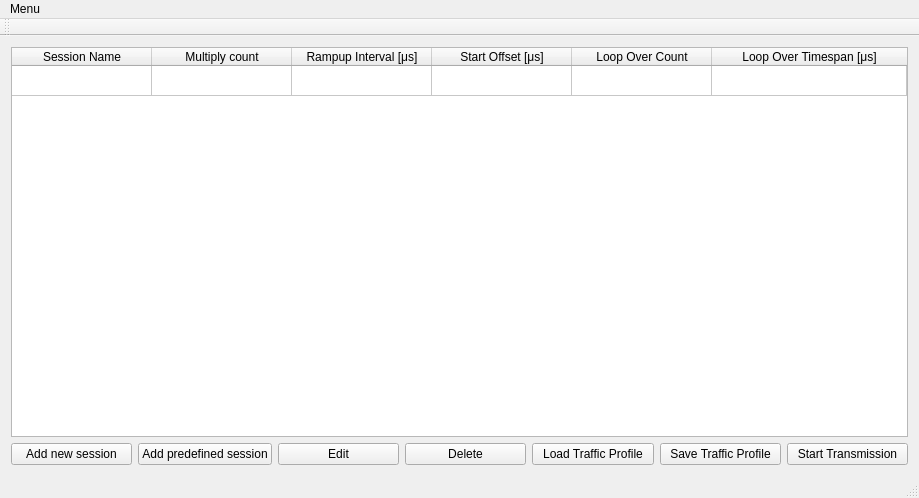
Above: trafficwindow.ui from MonteDarkfloyd/RUGE before the change. Below: the same form after it.
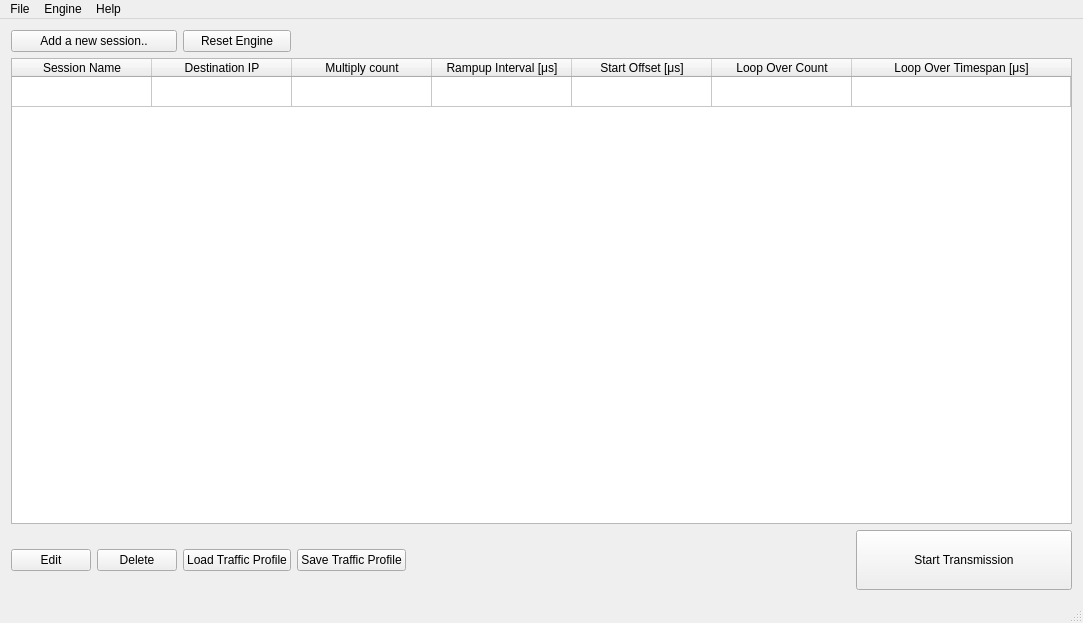
That is the form after the change.

Commit message: Renamed files, changed to UI to look more like the current balsamiq mockup. Added comments, renamed functions and buttons with better names.

The edit to the form file:
```diff
--- a/trafficwindow.ui
+++ b/trafficwindow.ui
@@ -12,8 +12,8 @@
    <rect>
     <x>0</x>
     <y>0</y>
-    <width>919</width>
-    <height>498</height>
+    <width>1083</width>
+    <height>623</height>
    </rect>
   </property>
   <property name="windowTitle">
@@ -21,49 +21,71 @@
   </property>
   <widget class="QWidget" name="centralWidget">
    <layout class="QGridLayout" name="gridLayout">
-    <item row="2" column="0">
-     <widget class="QPushButton" name="pushButton">
-      <property name="text">
-       <string>Add new session</string>
-      </property>
-     </widget>
-    </item>
-    <item row="2" column="2">
-     <widget class="QPushButton" name="pushButton_4">
-      <property name="text">
-       <string>Edit</string>
-      </property>
-     </widget>
-    </item>
     <item row="2" column="3">
-     <widget class="QPushButton" name="pushButton_2">
-      <property name="text">
-       <string>Delete</string>
+     <widget class="QPushButton" name="saveButton">
+      <property name="sizePolicy">
+       <sizepolicy hsizetype="Maximum" vsizetype="Fixed">
+        <horstretch>0</horstretch>
+        <verstretch>0</verstretch>
+       </sizepolicy>
       </property>
-     </widget>
-    </item>
-    <item row="2" column="4">
-     <widget class="QPushButton" name="pushButton_5">
-      <property name="text">
-       <string>Load Traffic Profile</string>
-      </property>
-     </widget>
-    </item>
-    <item row="2" column="5">
-     <widget class="QPushButton" name="pushButton_3">
       <property name="text">
        <string>Save Traffic Profile</string>
       </property>
      </widget>
     </item>
     <item row="2" column="6">
-     <widget class="QPushButton" name="pushButton_6">
+     <widget class="QPushButton" name="startButton">
+      <property name="minimumSize">
+       <size>
+        <width>0</width>
+        <height>60</height>
+       </size>
+      </property>
       <property name="text">
        <string>Start Transmission</string>
       </property>
      </widget>
     </item>
-    <item row="0" column="0" colspan="7">
+    <item row="2" column="2">
+     <widget class="QPushButton" name="loadButton">
+      <property name="sizePolicy">
+       <sizepolicy hsizetype="Maximum" vsizetype="Fixed">
+        <horstretch>0</horstretch>
+        <verstretch>0</verstretch>
+       </sizepolicy>
+      </property>
+      <property name="text">
+       <string>Load Traffic Profile</string>
+      </property>
+     </widget>
+    </item>
+    <item row="2" column="0">
+     <widget class="QPushButton" name="editButton">
+      <property name="sizePolicy">
+       <sizepolicy hsizetype="Maximum" vsizetype="Fixed">
+        <horstretch>0</horstretch>
+        <verstretch>0</verstretch>
+       </sizepolicy>
+      </property>
+      <property name="sizeIncrement">
+       <size>
+        <width>0</width>
+        <height>0</height>
+       </size>
+      </property>
+      <property name="baseSize">
+       <size>
+        <width>0</width>
+        <height>0</height>
+       </size>
+      </property>
+      <property name="text">
+       <string>Edit</string>
+      </property>
+     </widget>
+    </item>
+    <item row="1" column="0" colspan="7">
      <widget class="QTableWidget" name="tableWidget">
       <property name="layoutDirection">
        <enum>Qt::LeftToRight</enum>
@@ -87,7 +109,7 @@
        <number>1</number>
       </property>
       <property name="columnCount">
-       <number>6</number>
+       <number>7</number>
       </property>
       <attribute name="horizontalHeaderCascadingSectionResizes">
        <bool>false</bool>
@@ -107,6 +129,11 @@
         <string>Session Name</string>
        </property>
       </column>
+      <column>
+       <property name="text">
+        <string>Destination IP</string>
+       </property>
+      </column>
       <column>
        <property name="text">
         <string>Multiply count</string>
@@ -140,14 +167,6 @@
         <set>AlignLeading|AlignVCenter</set>
        </property>
       </item>
-      <item row="0" column="1">
-       <property name="text">
-        <string/>
-       </property>
-       <property name="textAlignment">
-        <set>AlignTrailing|AlignVCenter</set>
-       </property>
-      </item>
       <item row="0" column="2">
        <property name="text">
         <string/>
@@ -162,11 +181,25 @@
        </property>
       </item>
       <item row="0" column="4">
+       <property name="text">
+        <string/>
+       </property>
        <property name="textAlignment">
         <set>AlignTrailing|AlignVCenter</set>
        </property>
       </item>
       <item row="0" column="5">
+       <property name="text">
+        <string/>
+       </property>
+       <property name="textAlignment">
+        <set>AlignTrailing|AlignVCenter</set>
+       </property>
+      </item>
+      <item row="0" column="6">
+       <property name="text">
+        <string/>
+       </property>
        <property name="textAlignment">
         <set>AlignTrailing|AlignVCenter</set>
        </property>
@@ -174,9 +207,35 @@
      </widget>
     </item>
     <item row="2" column="1">
-     <widget class="QPushButton" name="predefinedButton">
+     <widget class="QPushButton" name="deleteButton">
+      <property name="sizePolicy">
+       <sizepolicy hsizetype="Maximum" vsizetype="Fixed">
+        <horstretch>0</horstretch>
+        <verstretch>0</verstretch>
+       </sizepolicy>
+      </property>
       <property name="text">
-       <string>Add predefined session</string>
+       <string>Delete</string>
+      </property>
+     </widget>
+    </item>
+    <item row="0" column="0" colspan="2">
+     <widget class="QPushButton" name="newButton">
+      <property name="sizePolicy">
+       <sizepolicy hsizetype="Minimum" vsizetype="Fixed">
+        <horstretch>0</horstretch>
+        <verstretch>0</verstretch>
+       </sizepolicy>
+      </property>
+      <property name="text">
+       <string>Add a new session..</string>
+      </property>
+     </widget>
+    </item>
+    <item row="0" column="2">
+     <widget class="QPushButton" name="resetButton">
+      <property name="text">
+       <string>Reset Engine</string>
       </property>
      </widget>
     </item>
@@ -187,25 +246,32 @@
     <rect>
      <x>0</x>
      <y>0</y>
-     <width>919</width>
+     <width>1083</width>
      <height>21</height>
     </rect>
    </property>
    <widget class="QMenu" name="menuMenu">
     <property name="title">
-     <string>Menu</string>
+     <string>File</string>
     </property>
     <addaction name="actionQuit"/>
    </widget>
+   <widget class="QMenu" name="menuEngine">
+    <property name="title">
+     <string>Engine</string>
+    </property>
+    <addaction name="actionSoft_Reset"/>
+    <addaction name="actionHrad_Reset"/>
+   </widget>
+   <widget class="QMenu" name="menuHelp">
+    <property name="title">
+     <string>Help</string>
+    </property>
+    <addaction name="actionAbout"/>
+   </widget>
    <addaction name="menuMenu"/>
-  </widget>
-  <widget class="QToolBar" name="mainToolBar">
-   <attribute name="toolBarArea">
-    <enum>TopToolBarArea</enum>
-   </attribute>
-   <attribute name="toolBarBreak">
-    <bool>false</bool>
-   </attribute>
+   <addaction name="menuEngine"/>
+   <addaction name="menuHelp"/>
   </widget>
   <widget class="QStatusBar" name="statusBar"/>
   <action name="actionQuit">
```
Left out of the diff: 38 changed lines with no effect on the pictures. The commit also changes 8 other files.
